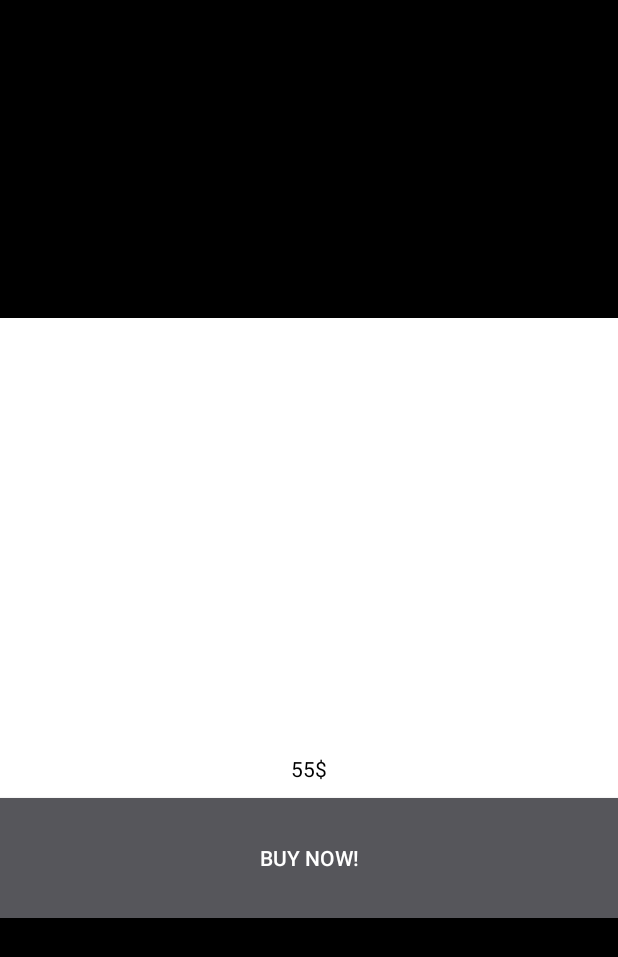
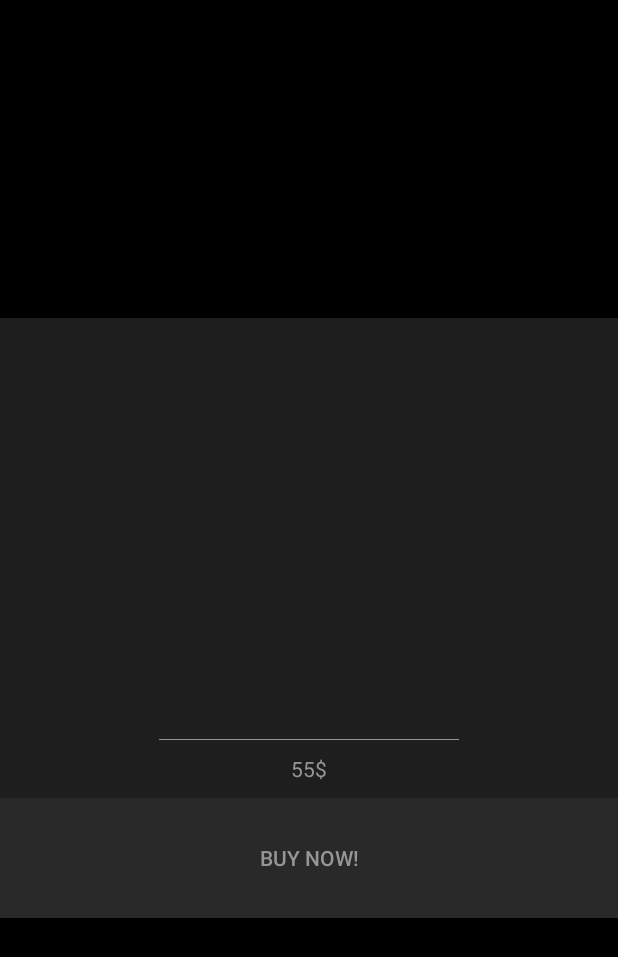
Before and after one commit to CotunaAurelian/AsciiWarehouse, an Android app: the BuyProductActivity screen opened directly, with no data from a screen before it, on a phone screen of 412 x 824 dp. Shown: the top 957 px of the screen. Run offline under Robolectric (Android 15) with nearby library versions, the light colour scheme and no system bars.

Commit message:
First design draft

```diff
--- a/app/src/main/java/com/xteam/warehouse/ascii/discount/ui/activities/BuyProductActivity.java
+++ b/app/src/main/java/com/xteam/warehouse/ascii/discount/ui/activities/BuyProductActivity.java
@@ -90,7 +90,7 @@ public class BuyProductActivity extends AppCompatActivity implements View.OnClic
     public void onClick(View view) {
         Snackbar snackbar = Snackbar.make(view, R.string.lbl_order_completed, Snackbar.LENGTH_SHORT);
         snackbar.getView().setMinimumHeight(mBuyProductButton.getHeight());
-        snackbar.getView().setBackgroundColor(getResources().getColor(R.color.order_completion_color));
+        snackbar.getView().setBackgroundColor(getResources().getColor(R.color.colorAccent));
         snackbar.show();
         mData.mStock--;
         bindViews();
--- a/app/src/main/java/com/xteam/warehouse/ascii/discount/ui/activities/MainActivity.java
+++ b/app/src/main/java/com/xteam/warehouse/ascii/discount/ui/activities/MainActivity.java
@@ -44,7 +44,7 @@ public class MainActivity extends AppCompatActivity implements ProductsSearchLis
     /**
      * The span count for the grid used to display products.
      */
-    private static final int SPAN_COUNT = 3;
+    private static final int SPAN_COUNT = 2;
 
     /**
      * Recycler view that will hold a grid with products displayed on the screen
@@ -173,6 +173,10 @@ public class MainActivity extends AppCompatActivity implements ProductsSearchLis
      */
     private void initializeSwipeToRefreshViews(){
         mSwipeRefreshLayout = (SwipeRefreshLayout) findViewById(R.id.swipe_to_refresh_layout);
+        mSwipeRefreshLayout.setColorSchemeResources(
+                R.color.colorAccent,
+                R.color.colorAccentDark,
+                R.color.colorPrimary);
         mSwipeRefreshLayout.setOnRefreshListener(new SwipeRefreshLayout.OnRefreshListener() {
             @Override
             public void onRefresh() {
--- a/app/src/main/res/drawable/buy_button_drawable_selector.xml
+++ b/app/src/main/res/drawable/buy_button_drawable_selector.xml
@@ -1,8 +1,8 @@
 <?xml version="1.0" encoding="utf-8"?>
 <selector xmlns:android="http://schemas.android.com/apk/res/android">
-    <item android:drawable="@color/button_gray_color" android:state_pressed="false"/>
-    <item android:drawable="@color/button_gray_color" android:state_enabled="false"/>
-    <item android:drawable="@color/button_hovered" android:state_hovered="true"/>
-    <item android:drawable="@color/button_hovered" android:state_focused="true"/>
-    <item android:drawable="@color/button_hovered" android:state_pressed="true"/>
+    <item android:drawable="@color/backgroundDarkGray" android:state_pressed="false"/>
+    <item android:drawable="@color/backgroundLightGray" android:state_enabled="false"/>
+    <item android:drawable="@color/colorAccent" android:state_hovered="true"/>
+    <item android:drawable="@color/colorAccent" android:state_focused="true"/>
+    <item android:drawable="@color/colorAccent" android:state_pressed="true"/>
 </selector>
--- a/app/src/main/res/layout/buy_product_layout.xml
+++ b/app/src/main/res/layout/buy_product_layout.xml
@@ -1,44 +1,53 @@
 <?xml version="1.0" encoding="utf-8"?>
 <RelativeLayout xmlns:android="http://schemas.android.com/apk/res/android"
-                xmlns:tools="http://schemas.android.com/tools"
-                android:layout_width="match_parent"
-                android:layout_height="400dp"
-                android:background="@android:color/white"
-                android:orientation="vertical">
+    xmlns:tools="http://schemas.android.com/tools"
+    android:layout_width="match_parent"
+    android:layout_height="400dp"
+    android:background="@color/colorPrimaryDarkGrey"
+    android:orientation="vertical">
+
     <android.support.design.widget.CoordinatorLayout
         android:id="@+id/snackbar_container"
-        android:layout_alignParentTop="true"
         android:layout_width="match_parent"
-        android:layout_height="wrap_content"/>
+        android:layout_height="wrap_content"
+        android:layout_alignParentTop="true" />
 
     <TextView
         android:id="@+id/face_text_view"
         android:layout_width="match_parent"
         android:layout_height="match_parent"
         android:layout_above="@+id/price_text_view"
-        android:textColor="@android:color/black"
         android:gravity="center"
+        android:textColor="@color/colorTextWhite"
+        android:textStyle="bold"
         android:textSize="40sp"
-        tools:text="HAHA"/>
+        tools:text="HAHA" />
+
+
+    <View
+        android:layout_below="@id/face_text_view"
+        android:layout_width="200dp"
+        android:layout_centerHorizontal="true"
+        android:layout_height="0.5dp"
+        android:background="@color/colorTextGrey"/>
 
     <TextView
         android:id="@+id/price_text_view"
         android:layout_width="wrap_content"
         android:layout_height="wrap_content"
         android:layout_above="@+id/buy_button"
-        android:textColor="@android:color/black"
         android:layout_centerHorizontal="true"
         android:layout_margin="10dp"
         android:text="55$"
-        />
+        android:textColor="@color/colorTextGrey" />
 
     <Button
         android:id="@+id/buy_button"
         android:layout_width="match_parent"
         android:layout_height="@dimen/buy_button_dimension"
         android:layout_alignParentBottom="true"
+        android:background="@drawable/buy_button_drawable_selector"
         android:text="@string/lbl_buy_now"
         android:textAllCaps="false"
-        android:background="@drawable/buy_button_drawable_selector"
-        android:textColor="@android:color/white"/>
+        android:textColor="@color/colorTextGrey" />
 </RelativeLayout>
--- a/app/src/main/res/layout/error_or_no_data_layout.xml
+++ b/app/src/main/res/layout/error_or_no_data_layout.xml
@@ -17,6 +17,8 @@
         android:id="@+id/empty_text_view"
         android:layout_width="wrap_content"
         android:layout_height="wrap_content"
+        android:textColor="@color/colorTextWhite"
+        android:textSize="@dimen/normal_text_size"
         android:layout_margin="3dp"
         android:text="@string/lbl_no_data"/>
 
--- a/app/src/main/res/layout/loading_data_layout.xml
+++ b/app/src/main/res/layout/loading_data_layout.xml
@@ -17,6 +17,8 @@
         android:id="@+id/loading_data_text"
         android:layout_width="wrap_content"
         android:layout_height="wrap_content"
+        android:textSize="@dimen/normal_text_size"
+        android:textColor="@color/colorTextWhite"
         android:layout_margin="3dp"
         android:text="@string/lbl_loading_data"/>
 
--- a/app/src/main/res/values/colors.xml
+++ b/app/src/main/res/values/colors.xml
@@ -2,11 +2,13 @@
 <resources>
     <color name="colorPrimary">#3F51B5</color>
     <color name="colorPrimaryDark">#303F9F</color>
-    <color name="colorAccent">#ff0004</color>
+    <color name="colorPrimaryDarkGrey">#1e1e1e</color>
+    <color name="colorAccent">#f63854</color>
+    <color name="colorAccentDark">#fa3350</color>
     <color name="backgroundGray">#878787</color>
+    <color name="backgroundDarkGray">#292929</color>
     <color name="backgroundLightGray">#cacaca</color>
+    <color name="colorTextWhite">#ffffff</color>
+    <color name="colorTextGrey">#969696</color>
 
-    <color name="button_gray_color">#56565b</color>
-    <color name="button_hovered">#a90003</color>
-    <color name="order_completion_color">#f92a2d</color>
 </resources>
--- a/app/src/main/res/values/dimens.xml
+++ b/app/src/main/res/values/dimens.xml
@@ -4,4 +4,5 @@
     <dimen name="activity_vertical_margin">16dp</dimen>
     <dimen name="toolbar_height">56dp</dimen>
     <dimen name="buy_button_dimension">80dp</dimen>
+    <dimen name="normal_text_size">14sp</dimen>
 </resources>
--- a/app/src/main/res/values/styles.xml
+++ b/app/src/main/res/values/styles.xml
@@ -7,7 +7,6 @@
         <item name="colorPrimaryDark">@color/colorPrimaryDark</item>
         <item name="colorAccent">@color/colorAccent</item>
         <item name="actionOverflowMenuStyle">@style/AppTheme.Overlay</item>
-
         <item name="android:textColorSecondary">@android:color/white</item>
     </style>
 
```
Also changed, not shown: app/src/main/java/com/xteam/warehouse/ascii/discount/ui/adapters/ProductsAdapter.java (+6 -2 lines), app/src/main/res/layout/activity_main.xml (+10 -9 lines), app/src/main/res/layout/item_layout.xml (+20 -1 lines), app/src/main/res/drawable/background.png (added), app/src/main/res/drawable/card_background.png (added).
